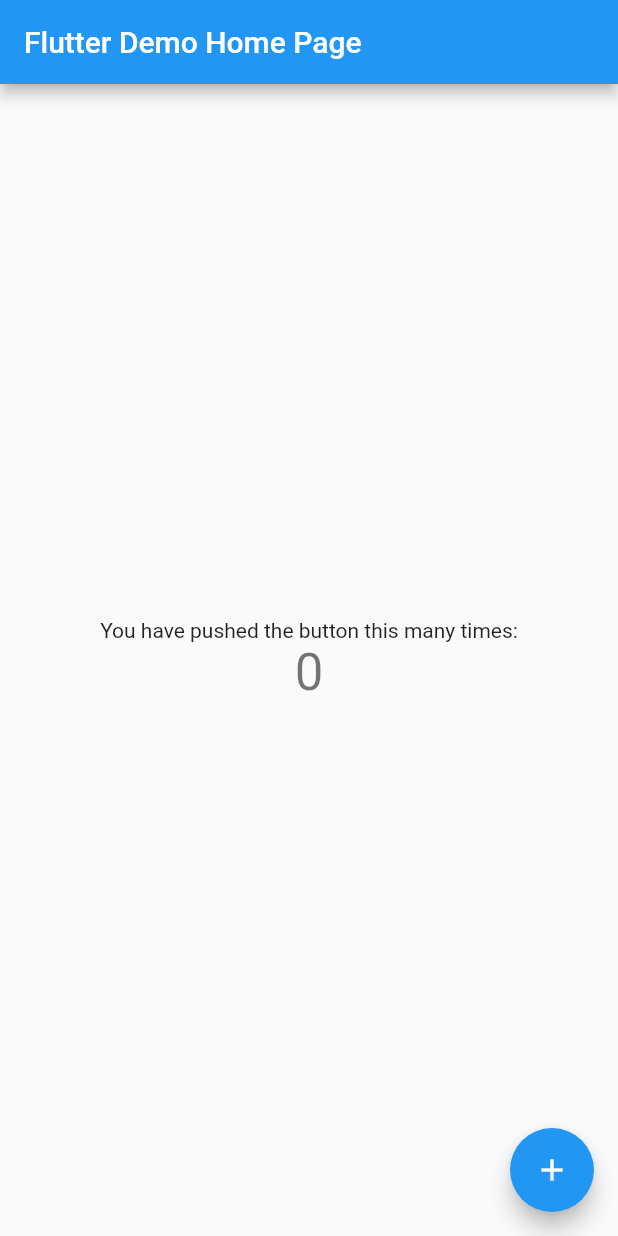
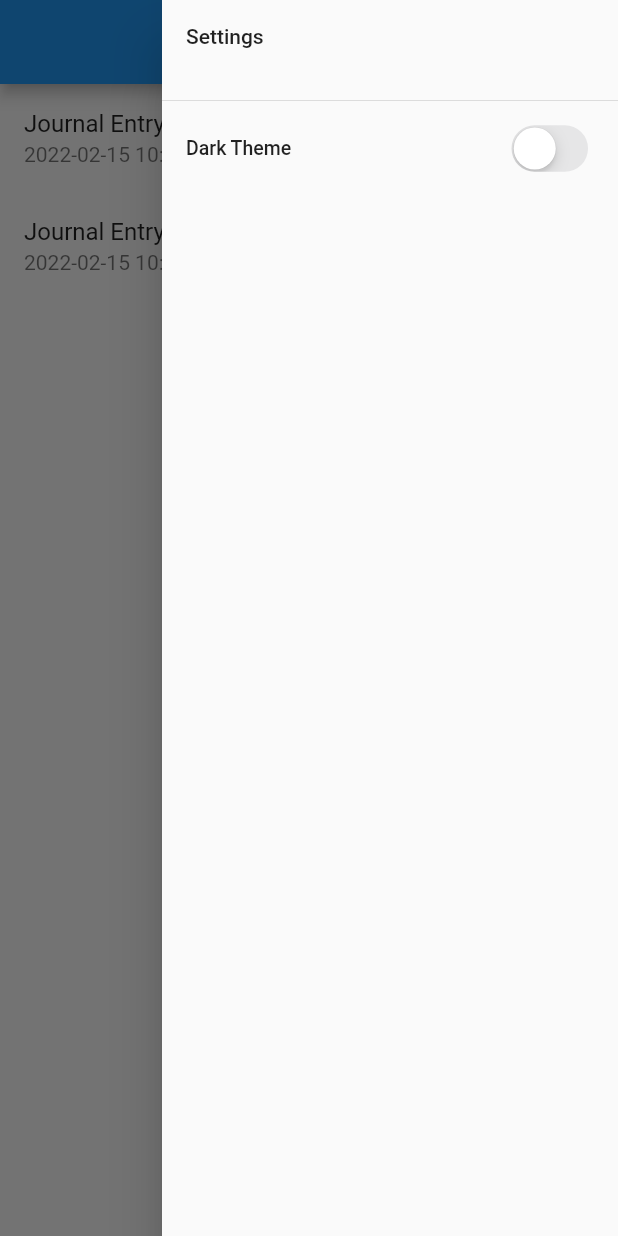
Before and after one commit to heather-fillerup-miller/journal, a Flutter app: the screen it shows after launch, with the side drawer open (before the commit the screen has no drawer), on a phone screen of 412 x 824 dp. Run offline on Flutter 3.47's test engine with Material 2 defaults, Android fonts, the phone set to English and light mode, and no system bars; our stand-ins replace shared_preferences.

Commit message:
Welcome Page and Entry List Working

```diff
--- /dev/null
+++ b/lib/app.dart
@@ -0,0 +1,50 @@
+import 'package:flutter/material.dart';
+import 'package:shared_preferences/shared_preferences.dart';
+import 'screens/journal_entry_list_screen.dart';
+
+class MyApp extends StatefulWidget {
+  final SharedPreferences prefs;
+
+  const MyApp({Key? key, required this.prefs}) : super(key: key);
+
+  @override
+  State<MyApp> createState() => _MyAppState();
+}
+
+class _MyAppState extends State<MyApp> {
+  static const themeKey = 'darkTheme';
+  static const userKey = 'newUser';
+
+  //start with dart theme and new user
+  bool get getDarkTheme => widget.prefs.getBool(themeKey) ?? false;
+  //bool get getNewUser => widget.prefs.getBool(USER_KEY) ?? true;
+
+  //toggle the theme in preferences
+  void toggleDarkTheme(bool value) {
+    widget.prefs.setBool(themeKey, value);
+    setState(() => {});
+  }
+
+  /*//change the user
+  void returningUser(bool value) {
+    widget.prefs.setBool(USER_KEY, value);
+  }*/
+
+  @override
+  Widget build(BuildContext context) {
+    return MaterialApp(
+      title: 'Journal',
+      theme: ThemeData(
+        primarySwatch: Colors.blue,
+        brightness: getDarkTheme ? Brightness.dark : Brightness.light,
+      ),
+      routes: {
+        //adjust on first visit
+        '/': (context) => JournalEntryListScreen(
+              darkTheme: getDarkTheme,
+              toggleDarkTheme: toggleDarkTheme,
+            )
+      },
+    );
+  }
+}
--- a/lib/main.dart
+++ b/lib/main.dart
@@ -1,115 +1,15 @@
 import 'package:flutter/material.dart';
+import 'package:flutter/services.dart';
+import 'package:shared_preferences/shared_preferences.dart';
+import './app.dart';
 
-void main() {
-  runApp(const MyApp());
+void main() async {
+  WidgetsFlutterBinding.ensureInitialized();
+  await SystemChrome.setPreferredOrientations([
+    //set our allow device orientations
+    DeviceOrientation.landscapeLeft,
+    DeviceOrientation.landscapeRight,
+    DeviceOrientation.portraitUp
+  ]);
+  runApp(MyApp(prefs: await SharedPreferences.getInstance()));
 }
-
-class MyApp extends StatelessWidget {
-  const MyApp({Key? key}) : super(key: key);
-
-  // This widget is the root of your application.
-  @override
-  Widget build(BuildContext context) {
-    return MaterialApp(
-      title: 'Flutter Demo',
-      theme: ThemeData(
-        // This is the theme of your application.
-        //
-        // Try running your application with "flutter run". You'll see the
-        // application has a blue toolbar. Then, without quitting the app, try
-        // changing the primarySwatch below to Colors.green and then invoke
-        // "hot reload" (press "r" in the console where you ran "flutter run",
-        // or simply save your changes to "hot reload" in a Flutter IDE).
-        // Notice that the counter didn't reset back to zero; the application
-        // is not restarted.
-        primarySwatch: Colors.blue,
-      ),
-      home: const MyHomePage(title: 'Flutter Demo Home Page'),
-    );
-  }
-}
-
-class MyHomePage extends StatefulWidget {
-  const MyHomePage({Key? key, required this.title}) : super(key: key);
-
-  // This widget is the home page of your application. It is stateful, meaning
-  // that it has a State object (defined below) that contains fields that affect
-  // how it looks.
-
-  // This class is the configuration for the state. It holds the values (in this
-  // case the title) provided by the parent (in this case the App widget) and
-  // used by the build method of the State. Fields in a Widget subclass are
-  // always marked "final".
-
-  final String title;
-
-  @override
-  State<MyHomePage> createState() => _MyHomePageState();
-}
-
-class _MyHomePageState extends State<MyHomePage> {
-  int _counter = 0;
-
-  void _incrementCounter() {
-    setState(() {
-      // This call to setState tells the Flutter framework that something has
-      // changed in this State, which causes it to rerun the build method below
-      // so that the display can reflect the updated values. If we changed
-      // _counter without calling setState(), then the build method would not be
-      // called again, and so nothing would appear to happen.
-      _counter++;
-    });
-  }
-
-  @override
-  Widget build(BuildContext context) {
-    // This method is rerun every time setState is called, for instance as done
-    // by the _incrementCounter method above.
-    //
-    // The Flutter framework has been optimized to make rerunning build methods
-    // fast, so that you can just rebuild anything that needs updating rather
-    // than having to individually change instances of widgets.
-    return Scaffold(
-      appBar: AppBar(
-        // Here we take the value from the MyHomePage object that was created by
-        // the App.build method, and use it to set our appbar title.
-        title: Text(widget.title),
-      ),
-      body: Center(
-        // Center is a layout widget. It takes a single child and positions it
-        // in the middle of the parent.
-        child: Column(
-          // Column is also a layout widget. It takes a list of children and
-          // arranges them vertically. By default, it sizes itself to fit its
-          // children horizontally, and tries to be as tall as its parent.
-          //
-          // Invoke "debug painting" (press "p" in the console, choose the
-          // "Toggle Debug Paint" action from the Flutter Inspector in Android
-          // Studio, or the "Toggle Debug Paint" command in Visual Studio Code)
-          // to see the wireframe for each widget.
-          //
-          // Column has various properties to control how it sizes itself and
-          // how it positions its children. Here we use mainAxisAlignment to
-          // center the children vertically; the main axis here is the vertical
-          // axis because Columns are vertical (the cross axis would be
-          // horizontal).
-          mainAxisAlignment: MainAxisAlignment.center,
-          children: <Widget>[
-            const Text(
-              'You have pushed the button this many times:',
-            ),
-            Text(
-              '$_counter',
-              style: Theme.of(context).textTheme.headline4,
-            ),
-          ],
-        ),
-      ),
-      floatingActionButton: FloatingActionButton(
-        onPressed: _incrementCounter,
-        tooltip: 'Increment',
-        child: const Icon(Icons.add),
-      ), // This trailing comma makes auto-formatting nicer for build methods.
-    );
-  }
-}
--- /dev/null
+++ b/lib/models/journal.dart
@@ -0,0 +1,8 @@
+import 'package:journal/models/journal_entry.dart';
+import './journal_entry.dart';
+
+class Journal {
+  List<JournalEntry> journalEntries;
+
+  Journal({required this.journalEntries});
+}
--- /dev/null
+++ b/lib/models/journal_entry.dart
@@ -0,0 +1,13 @@
+class JournalEntry {
+  int id;
+  String title;
+  String body;
+  DateTime dateTime;
+  int rating;
+
+  JournalEntry({required this.id, required this.title, required this.body, required this.dateTime, required this.rating});
+
+  @override
+  String toString() =>
+      'Title: $title, Body: $body, Time: $dateTime, Rating: $rating';
+}
--- /dev/null
+++ b/lib/screens/journal_entry_list_screen.dart
@@ -0,0 +1,47 @@
+import 'package:flutter/material.dart';
+import '../widgets/journal_scaffold.dart';
+import '../models/journal.dart';
+import '../models/journal_entry.dart';
+import '../widgets/journal_entry_list.dart';
+
+class JournalEntryListScreen extends StatefulWidget {
+  final bool darkTheme;
+  final void Function(bool value) toggleDarkTheme;
+  static const routeKey = 'journal_entries';
+
+  const JournalEntryListScreen(
+      {Key? key, required this.darkTheme, required this.toggleDarkTheme})
+      : super(key: key);
+
+  @override
+  _JournalEntryListScreenState createState() => _JournalEntryListScreenState();
+}
+
+class _JournalEntryListScreenState extends State<JournalEntryListScreen> {
+  final String title = "Journal Entries";
+  final Journal journal = Journal(journalEntries: [
+    JournalEntry(
+        body: 'Legs',
+        title: 'Workout1',
+        id: 1,
+        dateTime: DateTime.now(),
+        rating: 3),
+    JournalEntry(
+        body: 'Back and Biceps',
+        title: 'Workout2',
+        id: 2,
+        dateTime: DateTime.now(),
+        rating: 4),
+  ]);
+
+  @override
+  Widget build(BuildContext context) {
+    return JournalScaffold(
+      title: title,
+      allowNewEntry: true,
+      darkTheme: widget.darkTheme,
+      toggleDarkTheme: widget.toggleDarkTheme,
+      routeBody: JournalEntryList(journalEntries: journal.journalEntries),
+    );
+  }
+}
--- /dev/null
+++ b/lib/widgets/journal_entry_list.dart
@@ -0,0 +1,21 @@
+import 'package:flutter/material.dart';
+import '../models/journal_entry.dart';
+
+class JournalEntryList extends StatelessWidget {
+  final List<JournalEntry> journalEntries;
+
+  const JournalEntryList({Key? key, required this.journalEntries})
+      : super(key: key);
+
+  @override
+  Widget build(BuildContext context) {
+    return ListView.builder(
+      itemCount: journalEntries.length,
+      itemBuilder: (context, index) {
+        return ListTile(
+            title: Text('Journal Entry ${journalEntries[index].title}'),
+            subtitle: Text(journalEntries[index].dateTime.toString()));
+      },
+    );
+  }
+}
--- /dev/null
+++ b/lib/widgets/journal_scaffold.dart
@@ -0,0 +1,78 @@
+import 'package:flutter/material.dart';
+import 'settings_drawer.dart';
+
+class JournalScaffold extends StatefulWidget {
+  final String title;
+  final bool allowNewEntry;
+  final bool darkTheme;
+  final void Function(bool value) toggleDarkTheme;
+  final Widget routeBody;
+
+
+  const JournalScaffold(
+      {Key? key,
+      required this.title,
+      required this.darkTheme,
+      required this.toggleDarkTheme,
+      required this.routeBody,
+      required this.allowNewEntry})
+      : super(key: key);
+
+  @override
+  _JournalScaffoldState createState() => _JournalScaffoldState();
+}
+
+class _JournalScaffoldState extends State<JournalScaffold> {
+  final GlobalKey<ScaffoldState> _scaffoldKey = GlobalKey<ScaffoldState>();
+
+  @override
+  Widget build(BuildContext context) {
+    if (widget.allowNewEntry) {
+      return Scaffold(
+        key: _scaffoldKey,
+        endDrawer: SettingsDrawer(
+          darkTheme: widget.darkTheme,
+          toggleDarkTheme: widget.toggleDarkTheme,
+        ),
+        appBar: AppBar(
+          centerTitle: true,
+          title: Text(
+            widget.title,
+          ),
+          actions: <Widget>[
+            IconButton(
+              icon: const Icon(Icons.settings),
+              onPressed: () => _scaffoldKey.currentState!.openEndDrawer(),
+            )
+          ],
+        ),
+        body: widget.routeBody,
+        floatingActionButton: FloatingActionButton(
+          onPressed: () => {}, //go to journal entry form
+          tooltip: 'New Entry',
+          child: const Icon(Icons.add),
+        ),
+      );
+    }
+    return Scaffold(
+        key: _scaffoldKey,
+        endDrawer: SettingsDrawer(
+          darkTheme: widget.darkTheme,
+          toggleDarkTheme: widget.toggleDarkTheme,
+        ),
+        appBar: AppBar(
+          centerTitle: true,
+          title: Text(
+            widget.title,
+          ),
+          actions: <Widget>[
+            IconButton(
+              icon: const Icon(Icons.settings),
+              onPressed: () => _scaffoldKey.currentState!.openEndDrawer(),
+            )
+          ],
+        ),
+        body: widget.routeBody,
+      );
+  }
+}
--- /dev/null
+++ b/lib/widgets/settings_drawer.dart
@@ -0,0 +1,34 @@
+import 'package:flutter/cupertino.dart';
+import 'package:flutter/material.dart';
+
+class SettingsDrawer extends StatelessWidget {
+  final bool darkTheme;
+  final void Function(bool value) toggleDarkTheme;
+
+  const SettingsDrawer(
+      {Key? key, required this.darkTheme, required this.toggleDarkTheme})
+      : super(key: key);
+
+  @override
+  Widget build(BuildContext context) {
+    return Drawer(
+      child: ListView(
+        padding: EdgeInsets.zero,
+        children: <Widget>[
+          const SizedBox(
+            height: 75,
+            child: DrawerHeader(
+              child: Text('Settings'),
+            ),
+          ),
+          ListTile(
+            dense: true,
+            title: const Text('Dark Theme'),
+            trailing: CupertinoSwitch(
+                value: darkTheme, onChanged: (value) => toggleDarkTheme(value)),
+          )
+        ],
+      ),
+    );
+  }
+}
```
Also changed, not shown: lib/db/journal_entry_dto.dart (added, +12 -0 lines), lib/widgets/journal_entry_form.dart (added, +58 -0 lines), lib/widgets/welcome.dart (added, +40 -0 lines), lib/screens/journal_entry_screen.dart (added), lib/screens/journal_new_entry_screen.dart (added), lib/widgets/dropdown_rating.dart (added), 1 other file.
